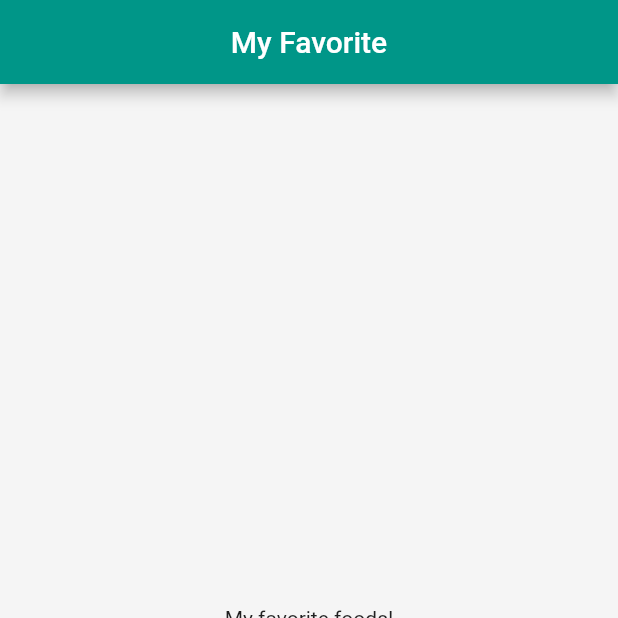
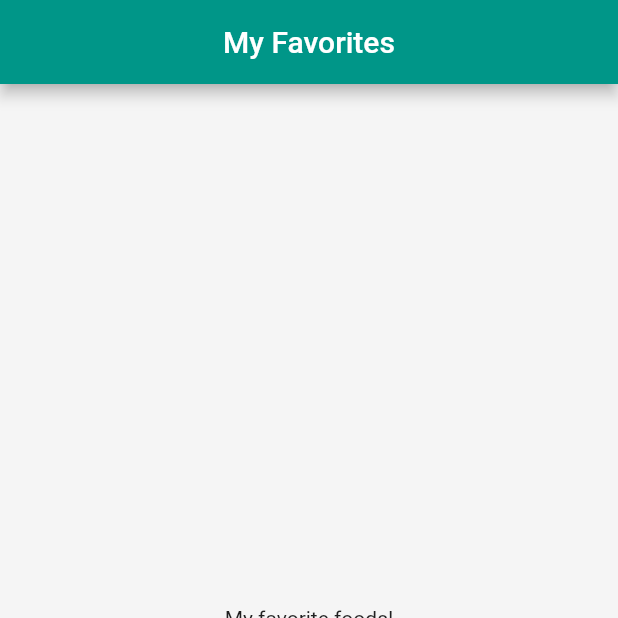
Before and after one commit to Luis020-hub/Refeicoes, a Flutter app: the screen it shows after launch, item 2 of the bottom bar chosen, on a phone screen of 412 x 824 dp, the top half of it. Run offline on Flutter 3.47's test engine with Material 2 defaults, Android fonts, the phone set to English and light mode, and no system bars.

Commit message:
08/02/2023
- Correção do commit anterior.

```diff
--- a/lib/screens/tabs_screens.dart
+++ b/lib/screens/tabs_screens.dart
@@ -14,7 +14,7 @@ class _TabsScreenState extends State<TabsScreen> {
 
   final List<Map<String, Object>> _screens = [
     {'title': 'List of Categories', 'screen': const CategoriesScreen()},
-    {'title': 'My Favorite', 'screen': const FavoriteScreen()},
+    {'title': 'My Favorites', 'screen': const FavoriteScreen()},
   ];
 
   _selectScreen(int index) {
@@ -28,7 +28,7 @@ class _TabsScreenState extends State<TabsScreen> {
     return Scaffold(
       appBar: AppBar(
         centerTitle: true,
-        title: Text(
+         title: Text(
           _screens[_selectedScreenIndex]['title'] as String,
         ),
       ),
```
